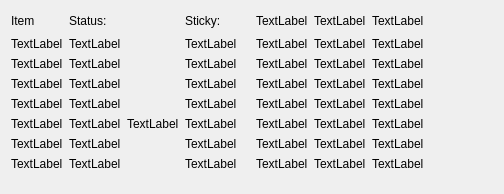
nasa-jpl/FlightView, file flightindicators.ui: the form before one commit.
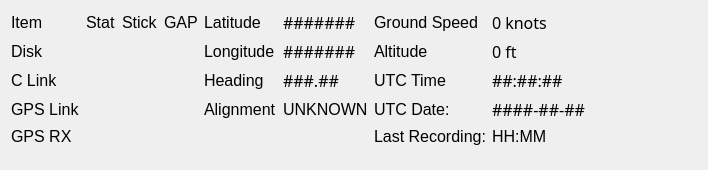
The form after the commit. Custom widgets are drawn as their Qt base class.

Commit message: Last commit before complete UI rework.

```diff
--- a/flightindicators.ui
+++ b/flightindicators.ui
@@ -6,147 +6,260 @@
    <rect>
     <x>0</x>
     <y>0</y>
-    <width>504</width>
-    <height>194</height>
+    <width>708</width>
+    <height>169</height>
    </rect>
   </property>
+  <property name="minimumSize">
+   <size>
+    <width>0</width>
+    <height>0</height>
+   </size>
+  </property>
+  <property name="maximumSize">
+   <size>
+    <width>16777215</width>
+    <height>250</height>
+   </size>
+  </property>
+  <property name="font">
+   <font>
+    <pointsize>12</pointsize>
+   </font>
+  </property>
   <property name="windowTitle">
    <string>Form</string>
   </property>
   <layout class="QGridLayout" name="gridLayout">
-   <item row="6" column="0">
-    <widget class="QLabel" name="label_18">
-     <property name="text">
-      <string>TextLabel</string>
-     </property>
-    </widget>
-   </item>
-   <item row="8" column="0">
-    <spacer name="verticalSpacer">
-     <property name="orientation">
-      <enum>Qt::Vertical</enum>
-     </property>
-     <property name="sizeHint" stdset="0">
-      <size>
-       <width>20</width>
-       <height>40</height>
-      </size>
-     </property>
-    </spacer>
-   </item>
-   <item row="1" column="6">
-    <widget class="QLabel" name="label_14">
-     <property name="text">
-      <string>TextLabel</string>
-     </property>
-    </widget>
-   </item>
-   <item row="4" column="0">
-    <widget class="QLabel" name="label_16">
-     <property name="text">
-      <string>TextLabel</string>
-     </property>
-    </widget>
-   </item>
-   <item row="7" column="0">
-    <widget class="QLabel" name="label_19">
-     <property name="text">
-      <string>TextLabel</string>
-     </property>
-    </widget>
-   </item>
-   <item row="0" column="5">
-    <widget class="QLabel" name="label_9">
-     <property name="text">
-      <string>TextLabel</string>
-     </property>
-    </widget>
-   </item>
-   <item row="1" column="5">
-    <widget class="QLabel" name="label_13">
-     <property name="text">
-      <string>TextLabel</string>
-     </property>
-    </widget>
-   </item>
-   <item row="1" column="1">
-    <widget class="QLabel" name="label_5">
-     <property name="text">
-      <string>TextLabel</string>
-     </property>
-    </widget>
-   </item>
+   <property name="bottomMargin">
+    <number>0</number>
+   </property>
    <item row="2" column="0">
     <widget class="QLabel" name="label_3">
+     <property name="font">
+      <font>
+       <pointsize>12</pointsize>
+      </font>
+     </property>
      <property name="text">
-      <string>TextLabel</string>
+      <string>C Link</string>
      </property>
     </widget>
    </item>
-   <item row="0" column="2">
-    <widget class="QLabel" name="label_7">
+   <item row="2" column="2">
+    <widget class="QLedLabel" name="label_62">
+     <property name="font">
+      <font>
+       <pointsize>12</pointsize>
+      </font>
+     </property>
      <property name="text">
-      <string>Sticky:</string>
+      <string/>
      </property>
     </widget>
    </item>
-   <item row="3" column="0">
-    <widget class="QLabel" name="label_15">
+   <item row="3" column="2">
+    <widget class="QLedLabel" name="label_63">
+     <property name="font">
+      <font>
+       <pointsize>12</pointsize>
+      </font>
+     </property>
      <property name="text">
-      <string>TextLabel</string>
+      <string/>
      </property>
     </widget>
    </item>
-   <item row="1" column="0">
-    <widget class="QLabel" name="label_2">
+   <item row="4" column="0">
+    <widget class="QLabel" name="label_16">
+     <property name="font">
+      <font>
+       <pointsize>12</pointsize>
+      </font>
+     </property>
      <property name="text">
-      <string>TextLabel</string>
+      <string>GPS RX</string>
      </property>
     </widget>
    </item>
-   <item row="0" column="0">
-    <widget class="QLabel" name="label">
+   <item row="2" column="1">
+    <widget class="QLedLabel" name="label_6">
+     <property name="font">
+      <font>
+       <pointsize>12</pointsize>
+      </font>
+     </property>
      <property name="text">
-      <string>Item</string>
+      <string/>
+     </property>
+    </widget>
+   </item>
+   <item row="4" column="6">
+    <widget class="QLabel" name="label_8">
+     <property name="font">
+      <font>
+       <pointsize>12</pointsize>
+      </font>
+     </property>
+     <property name="text">
+      <string>Last Recording:</string>
+     </property>
+    </widget>
+   </item>
+   <item row="2" column="4">
+    <widget class="QLabel" name="label_20">
+     <property name="font">
+      <font>
+       <pointsize>12</pointsize>
+      </font>
+     </property>
+     <property name="text">
+      <string>Heading</string>
      </property>
     </widget>
    </item>
    <item row="0" column="1">
     <widget class="QLabel" name="label_4">
+     <property name="font">
+      <font>
+       <pointsize>12</pointsize>
+      </font>
+     </property>
      <property name="text">
-      <string>Status:</string>
+      <string>Stat</string>
      </property>
     </widget>
    </item>
-   <item row="2" column="1">
-    <widget class="QLabel" name="label_6">
+   <item row="1" column="7">
+    <widget class="QLabel" name="label_32">
+     <property name="font">
+      <font>
+       <family>IntelOne Mono</family>
+       <pointsize>12</pointsize>
+      </font>
+     </property>
      <property name="text">
-      <string>TextLabel</string>
+      <string>0 ft</string>
+     </property>
+    </widget>
+   </item>
+   <item row="4" column="2">
+    <widget class="QLedLabel" name="label_64">
+     <property name="font">
+      <font>
+       <pointsize>12</pointsize>
+      </font>
+     </property>
+     <property name="text">
+      <string/>
+     </property>
+    </widget>
+   </item>
+   <item row="2" column="6">
+    <widget class="QLabel" name="label_54">
+     <property name="font">
+      <font>
+       <pointsize>12</pointsize>
+      </font>
+     </property>
+     <property name="text">
+      <string>UTC Time</string>
      </property>
     </widget>
    </item>
    <item row="1" column="2">
-    <widget class="QLabel" name="label_11">
+    <widget class="QLedLabel" name="label_61">
+     <property name="font">
+      <font>
+       <pointsize>12</pointsize>
+      </font>
+     </property>
      <property name="text">
-      <string>TextLabel</string>
+      <string/>
      </property>
     </widget>
    </item>
-   <item row="5" column="0">
-    <widget class="QLabel" name="label_17">
+   <item row="3" column="5">
+    <widget class="QLabel" name="label_31">
+     <property name="font">
+      <font>
+       <pointsize>12</pointsize>
+      </font>
+     </property>
      <property name="text">
-      <string>TextLabel</string>
+      <string>UNKNOWN</string>
      </property>
     </widget>
    </item>
-   <item row="1" column="4">
-    <widget class="QLabel" name="label_12">
+   <item row="3" column="6">
+    <widget class="QLabel" name="label_56">
+     <property name="font">
+      <font>
+       <pointsize>12</pointsize>
+      </font>
+     </property>
      <property name="text">
-      <string>TextLabel</string>
+      <string>UTC Date:</string>
      </property>
     </widget>
    </item>
-   <item row="0" column="7">
+   <item row="0" column="0">
+    <widget class="QLabel" name="label">
+     <property name="font">
+      <font>
+       <pointsize>12</pointsize>
+      </font>
+     </property>
+     <property name="text">
+      <string>Item</string>
+     </property>
+    </widget>
+   </item>
+   <item row="0" column="3">
+    <widget class="QLabel" name="label_60">
+     <property name="text">
+      <string>GAP</string>
+     </property>
+    </widget>
+   </item>
+   <item row="0" column="4">
+    <widget class="QLabel" name="label_24">
+     <property name="font">
+      <font>
+       <pointsize>12</pointsize>
+      </font>
+     </property>
+     <property name="text">
+      <string>Latitude</string>
+     </property>
+    </widget>
+   </item>
+   <item row="4" column="1">
+    <widget class="QLedLabel" name="label_22">
+     <property name="font">
+      <font>
+       <pointsize>12</pointsize>
+      </font>
+     </property>
+     <property name="text">
+      <string/>
+     </property>
+    </widget>
+   </item>
+   <item row="2" column="5">
+    <widget class="QLabel" name="label_37">
+     <property name="font">
+      <font>
+       <family>IntelOne Mono</family>
+       <pointsize>12</pointsize>
+      </font>
+     </property>
+     <property name="text">
+      <string>###.##</string>
+     </property>
+    </widget>
+   </item>
+   <item row="0" column="8">
     <spacer name="horizontalSpacer">
      <property name="orientation">
       <enum>Qt::Horizontal</enum>
@@ -159,243 +272,212 @@
      </property>
     </spacer>
    </item>
+   <item row="0" column="7">
+    <widget class="QLabel" name="label_36">
+     <property name="font">
+      <font>
+       <family>IntelOne Mono</family>
+       <pointsize>12</pointsize>
+      </font>
+     </property>
+     <property name="text">
+      <string>0 knots</string>
+     </property>
+    </widget>
+   </item>
    <item row="0" column="6">
-    <widget class="QLabel" name="label_10">
-     <property name="text">
-      <string>TextLabel</string>
-     </property>
-    </widget>
-   </item>
-   <item row="0" column="4">
-    <widget class="QLabel" name="label_8">
-     <property name="text">
-      <string>TextLabel</string>
-     </property>
-    </widget>
-   </item>
-   <item row="0" column="3">
-    <widget class="QLabel" name="label_20">
-     <property name="text">
-      <string/>
-     </property>
-    </widget>
-   </item>
-   <item row="3" column="1">
-    <widget class="QLabel" name="label_21">
-     <property name="text">
-      <string>TextLabel</string>
-     </property>
-    </widget>
-   </item>
-   <item row="4" column="1">
-    <widget class="QLabel" name="label_22">
-     <property name="text">
-      <string>TextLabel</string>
-     </property>
-    </widget>
-   </item>
-   <item row="6" column="1">
-    <widget class="QLabel" name="label_24">
-     <property name="text">
-      <string>TextLabel</string>
-     </property>
-    </widget>
-   </item>
-   <item row="7" column="1">
-    <widget class="QLabel" name="label_25">
-     <property name="text">
-      <string>TextLabel</string>
-     </property>
-    </widget>
-   </item>
-   <item row="2" column="2">
     <widget class="QLabel" name="label_26">
-     <property name="text">
-      <string>TextLabel</string>
+     <property name="font">
+      <font>
+       <pointsize>12</pointsize>
+      </font>
      </property>
-    </widget>
-   </item>
-   <item row="2" column="4">
-    <widget class="QLabel" name="label_27">
      <property name="text">
-      <string>TextLabel</string>
+      <string>Ground Speed</string>
      </property>
     </widget>
    </item>
-   <item row="3" column="2">
+   <item row="1" column="6">
     <widget class="QLabel" name="label_28">
+     <property name="font">
+      <font>
+       <pointsize>12</pointsize>
+      </font>
+     </property>
      <property name="text">
-      <string>TextLabel</string>
+      <string>Altitude</string>
      </property>
     </widget>
    </item>
-   <item row="4" column="2">
-    <widget class="QLabel" name="label_29">
+   <item row="3" column="7">
+    <widget class="QLabel" name="label_59">
+     <property name="font">
+      <font>
+       <family>IntelOne Mono</family>
+       <pointsize>12</pointsize>
+      </font>
+     </property>
      <property name="text">
-      <string>TextLabel</string>
+      <string>####-##-##</string>
+     </property>
+    </widget>
+   </item>
+   <item row="0" column="5">
+    <widget class="QLabel" name="label_25">
+     <property name="font">
+      <font>
+       <family>IntelOne Mono</family>
+       <pointsize>12</pointsize>
+      </font>
+     </property>
+     <property name="text">
+      <string>#######</string>
+     </property>
+    </widget>
+   </item>
+   <item row="4" column="7">
+    <widget class="QLabel" name="label_9">
+     <property name="font">
+      <font>
+       <pointsize>12</pointsize>
+      </font>
+     </property>
+     <property name="text">
+      <string>HH:MM</string>
+     </property>
+    </widget>
+   </item>
+   <item row="1" column="4">
+    <widget class="QLabel" name="label_11">
+     <property name="font">
+      <font>
+       <pointsize>12</pointsize>
+      </font>
+     </property>
+     <property name="text">
+      <string>Longitude</string>
+     </property>
+    </widget>
+   </item>
+   <item row="1" column="1">
+    <widget class="QLedLabel" name="label_5">
+     <property name="font">
+      <font>
+       <pointsize>12</pointsize>
+      </font>
+     </property>
+     <property name="text">
+      <string/>
+     </property>
+    </widget>
+   </item>
+   <item row="1" column="0">
+    <widget class="QLabel" name="label_2">
+     <property name="font">
+      <font>
+       <pointsize>12</pointsize>
+      </font>
+     </property>
+     <property name="text">
+      <string>Disk</string>
+     </property>
+    </widget>
+   </item>
+   <item row="3" column="1">
+    <widget class="QLedLabel" name="label_21">
+     <property name="font">
+      <font>
+       <pointsize>12</pointsize>
+      </font>
+     </property>
+     <property name="text">
+      <string/>
+     </property>
+    </widget>
+   </item>
+   <item row="1" column="5">
+    <widget class="QLabel" name="label_42">
+     <property name="font">
+      <font>
+       <family>IntelOne Mono</family>
+       <pointsize>12</pointsize>
+      </font>
+     </property>
+     <property name="text">
+      <string>#######</string>
      </property>
     </widget>
    </item>
    <item row="5" column="2">
-    <widget class="QLabel" name="label_30">
-     <property name="text">
-      <string>TextLabel</string>
+    <widget class="QLedLabel" name="label_65">
+     <property name="font">
+      <font>
+       <pointsize>12</pointsize>
+      </font>
      </property>
-    </widget>
-   </item>
-   <item row="6" column="2">
-    <widget class="QLabel" name="label_31">
      <property name="text">
-      <string>TextLabel</string>
-     </property>
-    </widget>
-   </item>
-   <item row="7" column="2">
-    <widget class="QLabel" name="label_32">
-     <property name="text">
-      <string>TextLabel</string>
+      <string/>
      </property>
     </widget>
    </item>
    <item row="3" column="4">
-    <widget class="QLabel" name="label_33">
-     <property name="text">
-      <string>TextLabel</string>
+    <widget class="QLabel" name="label_29">
+     <property name="font">
+      <font>
+       <pointsize>12</pointsize>
+      </font>
      </property>
-    </widget>
-   </item>
-   <item row="4" column="4">
-    <widget class="QLabel" name="label_34">
      <property name="text">
-      <string>TextLabel</string>
+      <string>Alignment</string>
      </property>
     </widget>
    </item>
-   <item row="5" column="4">
-    <widget class="QLabel" name="label_35">
-     <property name="text">
-      <string>TextLabel</string>
-     </property>
-    </widget>
-   </item>
-   <item row="6" column="4">
-    <widget class="QLabel" name="label_36">
-     <property name="text">
-      <string>TextLabel</string>
-     </property>
-    </widget>
-   </item>
-   <item row="7" column="4">
-    <widget class="QLabel" name="label_37">
-     <property name="text">
-      <string>TextLabel</string>
-     </property>
-    </widget>
-   </item>
-   <item row="2" column="5">
-    <widget class="QLabel" name="label_38">
-     <property name="text">
-      <string>TextLabel</string>
-     </property>
-    </widget>
-   </item>
-   <item row="3" column="5">
-    <widget class="QLabel" name="label_39">
-     <property name="text">
-      <string>TextLabel</string>
-     </property>
-    </widget>
-   </item>
-   <item row="4" column="5">
-    <widget class="QLabel" name="label_40">
-     <property name="text">
-      <string>TextLabel</string>
-     </property>
-    </widget>
-   </item>
-   <item row="5" column="5">
-    <widget class="QLabel" name="label_41">
-     <property name="text">
-      <string>TextLabel</string>
-     </property>
-    </widget>
-   </item>
-   <item row="6" column="5">
-    <widget class="QLabel" name="label_42">
-     <property name="text">
-      <string>TextLabel</string>
-     </property>
-    </widget>
-   </item>
-   <item row="7" column="5">
-    <widget class="QLabel" name="label_43">
-     <property name="text">
-      <string>TextLabel</string>
-     </property>
-    </widget>
-   </item>
-   <item row="2" column="6">
-    <widget class="QLabel" name="label_44">
-     <property name="text">
-      <string>TextLabel</string>
-     </property>
-    </widget>
-   </item>
-   <item row="3" column="6">
-    <widget class="QLabel" name="label_45">
-     <property name="text">
-      <string>TextLabel</string>
-     </property>
-    </widget>
-   </item>
-   <item row="4" column="6">
-    <widget class="QLabel" name="label_46">
-     <property name="text">
-      <string>TextLabel</string>
-     </property>
-    </widget>
-   </item>
-   <item row="5" column="6">
-    <widget class="QLabel" name="label_47">
-     <property name="text">
-      <string>TextLabel</string>
-     </property>
-    </widget>
-   </item>
-   <item row="6" column="6">
-    <widget class="QLabel" name="label_48">
-     <property name="text">
-      <string>TextLabel</string>
-     </property>
-    </widget>
-   </item>
-   <item row="7" column="6">
+   <item row="0" column="2">
     <widget class="QLabel" name="label_49">
+     <property name="font">
+      <font>
+       <pointsize>12</pointsize>
+      </font>
+     </property>
      <property name="text">
-      <string>TextLabel</string>
+      <string>Stick</string>
      </property>
     </widget>
    </item>
-   <item row="5" column="1">
-    <layout class="QHBoxLayout" name="horizontalLayout">
-     <item>
-      <widget class="QLabel" name="label_50">
-       <property name="text">
-        <string>TextLabel</string>
-       </property>
-      </widget>
-     </item>
-     <item>
-      <widget class="QLabel" name="label_23">
-       <property name="text">
-        <string>TextLabel</string>
-       </property>
-      </widget>
-     </item>
-    </layout>
+   <item row="2" column="7">
+    <widget class="QLabel" name="label_55">
+     <property name="font">
+      <font>
+       <family>IntelOne Mono</family>
+       <pointsize>12</pointsize>
+      </font>
+     </property>
+     <property name="text">
+      <string>##:##:##</string>
+     </property>
+    </widget>
+   </item>
+   <item row="3" column="0">
+    <widget class="QLabel" name="label_15">
+     <property name="font">
+      <font>
+       <pointsize>12</pointsize>
+      </font>
+     </property>
+     <property name="text">
+      <string>GPS Link</string>
+     </property>
+    </widget>
    </item>
   </layout>
  </widget>
+ <customwidgets>
+  <customwidget>
+   <class>QLedLabel</class>
+   <extends>QLabel</extends>
+   <header>gpsGUI/qledlabel.h</header>
+  </customwidget>
+ </customwidgets>
  <resources/>
  <connections/>
 </ui>
```
The commit also changes 1 other file.
